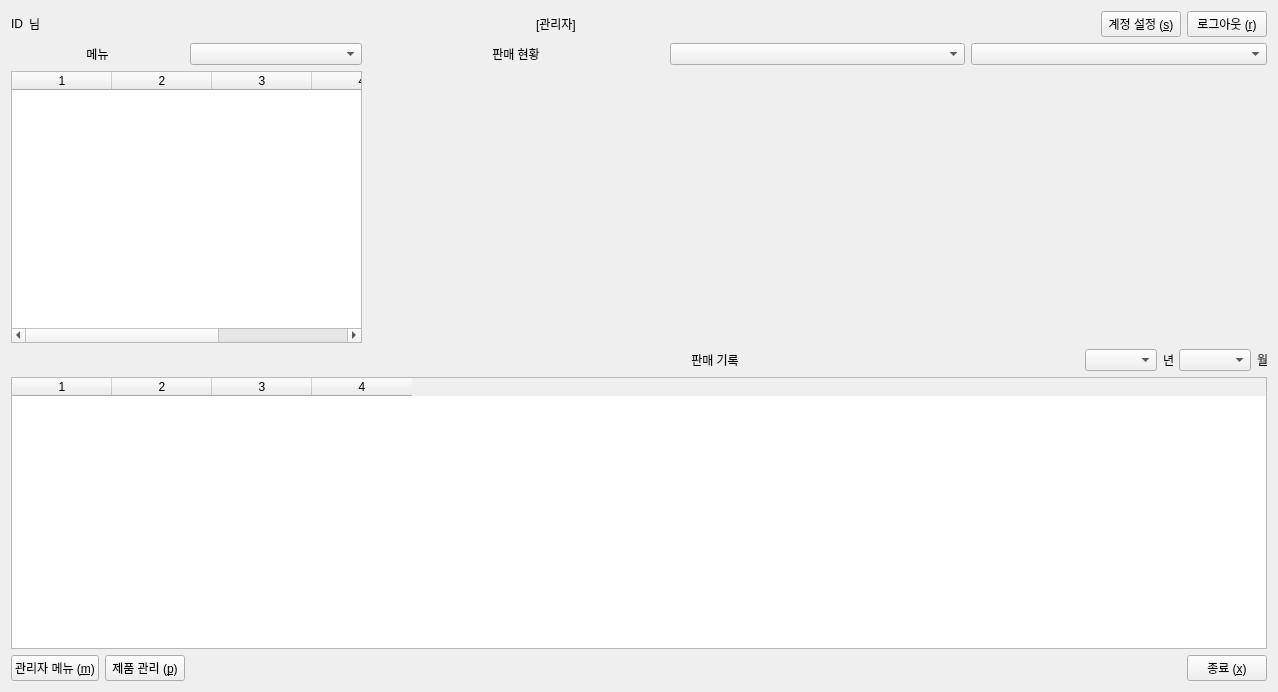
Qt form ui/main_menu.ui (kar00034/coffee_management_system) before a commit.
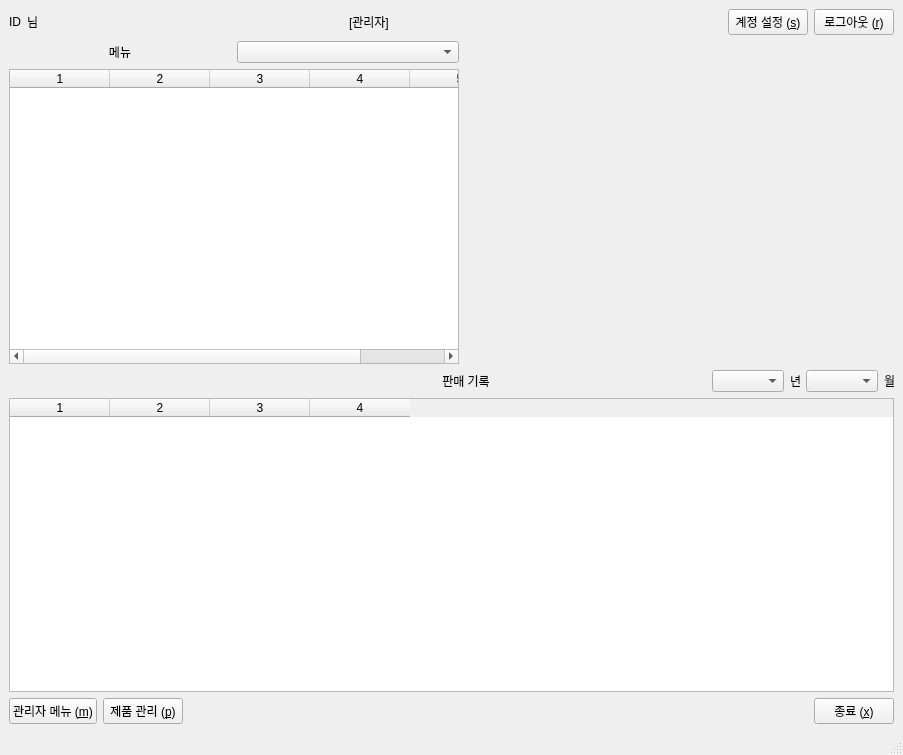
The same form after that commit.

Diff of the .ui file:
```diff
--- a/ui/main_menu.ui
+++ b/ui/main_menu.ui
@@ -1,20 +1,21 @@
 <?xml version="1.0" encoding="UTF-8"?>
 <ui version="4.0">
- <class>Form</class>
- <widget class="QWidget" name="Form">
+ <class>MainWindow</class>
+ <widget class="QMainWindow" name="MainWindow">
   <property name="geometry">
    <rect>
     <x>0</x>
     <y>0</y>
-    <width>1278</width>
-    <height>692</height>
+    <width>903</width>
+    <height>755</height>
    </rect>
   </property>
   <property name="windowTitle">
    <string>메인 메뉴</string>
   </property>
+  <widget class="QWidget" name="centralwidget">
   <layout class="QGridLayout" name="gridLayout">
-   <item row="0" column="0">
+    <item row="0" column="0" colspan="2">
     <layout class="QHBoxLayout" name="horizontalLayout_2">
      <item>
       <layout class="QHBoxLayout" name="horizontalLayout">
@@ -84,10 +85,6 @@
     </layout>
    </item>
    <item row="1" column="0">
-    <layout class="QVBoxLayout" name="verticalLayout_4">
-     <item>
-      <layout class="QHBoxLayout" name="horizontalLayout_7">
-       <item>
         <layout class="QVBoxLayout" name="verticalLayout_3">
          <item>
           <layout class="QHBoxLayout" name="horizontalLayout_6">
@@ -108,6 +105,12 @@
          </item>
          <item>
           <widget class="QTableWidget" name="table_pro">
+        <property name="minimumSize">
+         <size>
+          <width>450</width>
+          <height>0</height>
+         </size>
+        </property>
            <property name="maximumSize">
             <size>
              <width>351</width>
@@ -126,43 +129,14 @@
          </item>
         </layout>
        </item>
-       <item>
+    <item row="1" column="1">
         <layout class="QVBoxLayout" name="verticalLayout_2">
          <item>
-          <layout class="QHBoxLayout" name="horizontalLayout_5">
-           <item>
-            <widget class="QLabel" name="label_3">
-             <property name="text">
-              <string>판매 현황</string>
-             </property>
-             <property name="alignment">
-              <set>Qt::AlignCenter</set>
-             </property>
-            </widget>
-           </item>
-           <item>
-            <widget class="QComboBox" name="combo_year"/>
-           </item>
-           <item>
-            <widget class="QComboBox" name="combo_month"/>
-           </item>
-          </layout>
-         </item>
-         <item>
-          <widget class="QWidget" name="graph_widget" native="true">
-           <property name="minimumSize">
-            <size>
-             <width>600</width>
-             <height>0</height>
-            </size>
-           </property>
-          </widget>
-         </item>
-        </layout>
-       </item>
-      </layout>
-     </item>
-     <item>
+       <widget class="QWidget" name="content_plot" native="true"/>
+      </item>
+     </layout>
+    </item>
+    <item row="2" column="0" colspan="2">
       <layout class="QVBoxLayout" name="verticalLayout">
        <item>
         <layout class="QHBoxLayout" name="horizontalLayout_4">
@@ -279,9 +253,7 @@
        </item>
       </layout>
      </item>
-    </layout>
-   </item>
-   <item row="2" column="0">
+    <item row="3" column="0" colspan="2">
     <layout class="QHBoxLayout" name="horizontalLayout_3">
      <item>
       <widget class="QPushButton" name="btn_manage">
@@ -320,6 +292,18 @@
     </layout>
    </item>
   </layout>
+  </widget>
+  <widget class="QMenuBar" name="menubar">
+   <property name="geometry">
+    <rect>
+     <x>0</x>
+     <y>0</y>
+     <width>903</width>
+     <height>29</height>
+    </rect>
+   </property>
+  </widget>
+  <widget class="QStatusBar" name="statusbar"/>
  </widget>
  <resources/>
  <connections/>
```
Left out of the diff: 2 changed lines with no effect on the pictures. Lines whose indentation alone changed are shown as unchanged.
